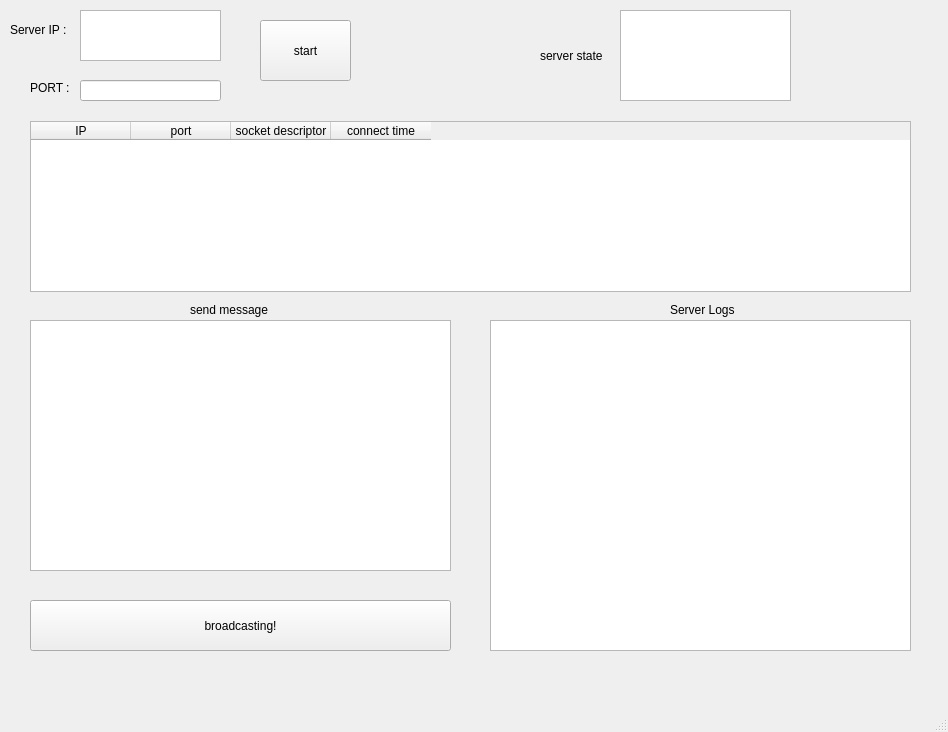
The window that ThreadSocketServer/mainwindow.ui (lsh9672/Qt_tcp_socket) describes before a commit, drawn with Qt 5.
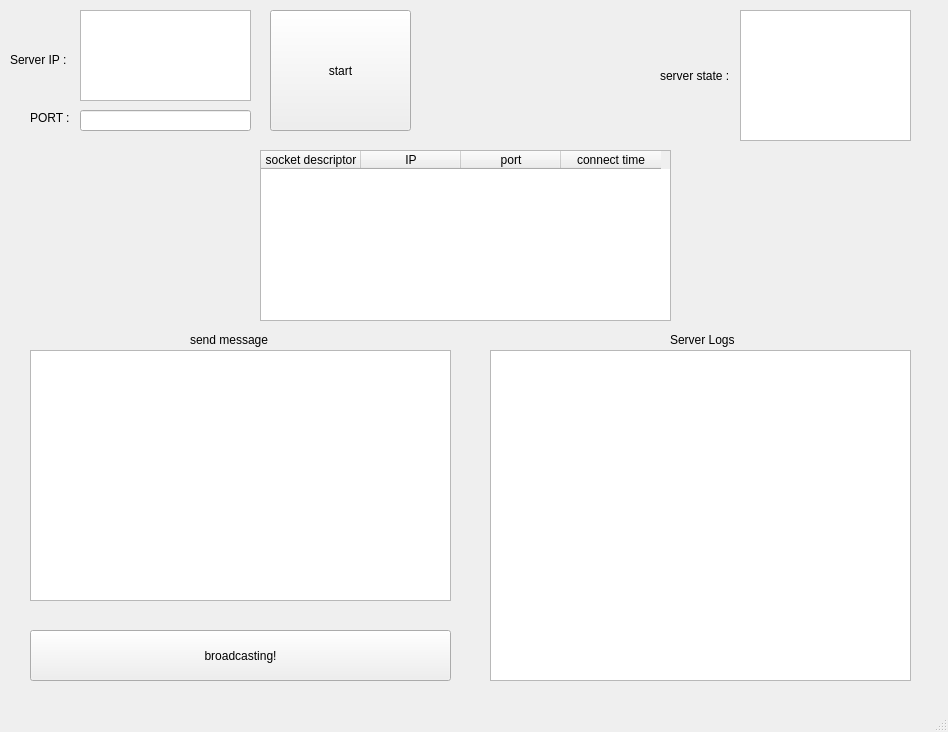
The same window after the commit.

Patch:
```diff
--- a/ThreadSocketServer/mainwindow.ui
+++ b/ThreadSocketServer/mainwindow.ui
@@ -18,7 +18,7 @@
     <property name="geometry">
      <rect>
       <x>490</x>
-      <y>320</y>
+      <y>350</y>
       <width>421</width>
       <height>331</height>
      </rect>
@@ -28,7 +28,7 @@
     <property name="geometry">
      <rect>
       <x>670</x>
-      <y>300</y>
+      <y>330</y>
       <width>81</width>
       <height>20</height>
      </rect>
@@ -40,10 +40,10 @@
    <widget class="QPushButton" name="pushButton_start">
     <property name="geometry">
      <rect>
-      <x>260</x>
-      <y>20</y>
-      <width>91</width>
-      <height>61</height>
+      <x>270</x>
+      <y>10</y>
+      <width>141</width>
+      <height>121</height>
      </rect>
     </property>
     <property name="text">
@@ -54,7 +54,7 @@
     <property name="geometry">
      <rect>
       <x>30</x>
-      <y>80</y>
+      <y>110</y>
       <width>51</width>
       <height>16</height>
      </rect>
@@ -67,8 +67,8 @@
     <property name="geometry">
      <rect>
       <x>80</x>
-      <y>80</y>
-      <width>141</width>
+      <y>110</y>
+      <width>171</width>
       <height>21</height>
      </rect>
     </property>
@@ -77,7 +77,7 @@
     <property name="geometry">
      <rect>
       <x>10</x>
-      <y>20</y>
+      <y>50</y>
       <width>61</width>
       <height>20</height>
      </rect>
@@ -89,31 +89,31 @@
    <widget class="QTextBrowser" name="textBrowser_server_state">
     <property name="geometry">
      <rect>
-      <x>620</x>
+      <x>740</x>
       <y>10</y>
       <width>171</width>
-      <height>91</height>
+      <height>131</height>
      </rect>
     </property>
    </widget>
    <widget class="QLabel" name="label_2">
     <property name="geometry">
      <rect>
-      <x>540</x>
-      <y>30</y>
+      <x>660</x>
+      <y>50</y>
       <width>81</width>
       <height>51</height>
      </rect>
     </property>
     <property name="text">
-     <string>server state</string>
+     <string>server state :</string>
     </property>
    </widget>
    <widget class="QTextEdit" name="textEdit_send_client">
     <property name="geometry">
      <rect>
       <x>30</x>
-      <y>320</y>
+      <y>350</y>
       <width>421</width>
       <height>251</height>
      </rect>
@@ -123,7 +123,7 @@
     <property name="geometry">
      <rect>
       <x>30</x>
-      <y>600</y>
+      <y>630</y>
       <width>421</width>
       <height>51</height>
      </rect>
@@ -136,7 +136,7 @@
     <property name="geometry">
      <rect>
       <x>190</x>
-      <y>300</y>
+      <y>330</y>
       <width>101</width>
       <height>20</height>
      </rect>
@@ -148,12 +148,23 @@
    <widget class="QTableWidget" name="tableWidget">
     <property name="geometry">
      <rect>
-      <x>30</x>
-      <y>121</y>
-      <width>881</width>
+      <x>260</x>
+      <y>150</y>
+      <width>411</width>
       <height>171</height>
      </rect>
     </property>
+    <property name="maximumSize">
+     <size>
+      <width>881</width>
+      <height>16777215</height>
+     </size>
+    </property>
+    <column>
+     <property name="text">
+      <string>socket descriptor</string>
+     </property>
+    </column>
     <column>
      <property name="text">
       <string>IP</string>
@@ -164,11 +175,6 @@
       <string>port</string>
      </property>
     </column>
-    <column>
-     <property name="text">
-      <string>socket descriptor</string>
-     </property>
-    </column>
     <column>
      <property name="text">
       <string>connect time</string>
@@ -180,8 +186,8 @@
      <rect>
       <x>80</x>
       <y>10</y>
-      <width>141</width>
-      <height>51</height>
+      <width>171</width>
+      <height>91</height>
      </rect>
     </property>
    </widget>
```
Left out of the diff: 2 changed lines with no effect on the pictures.
